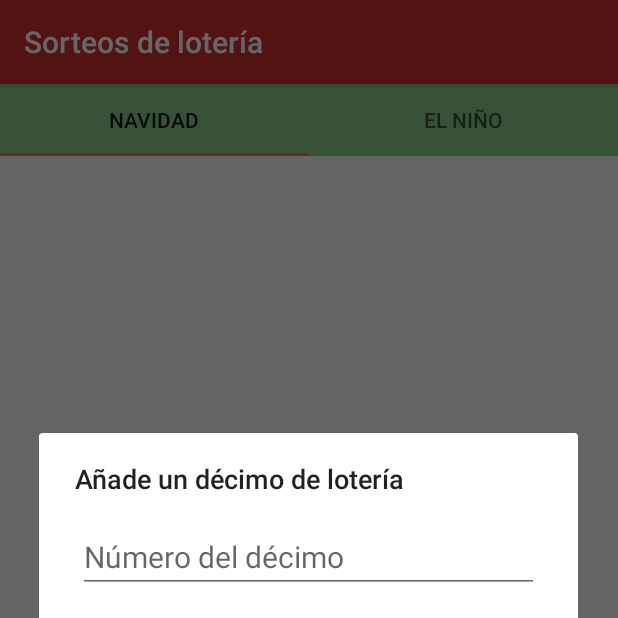
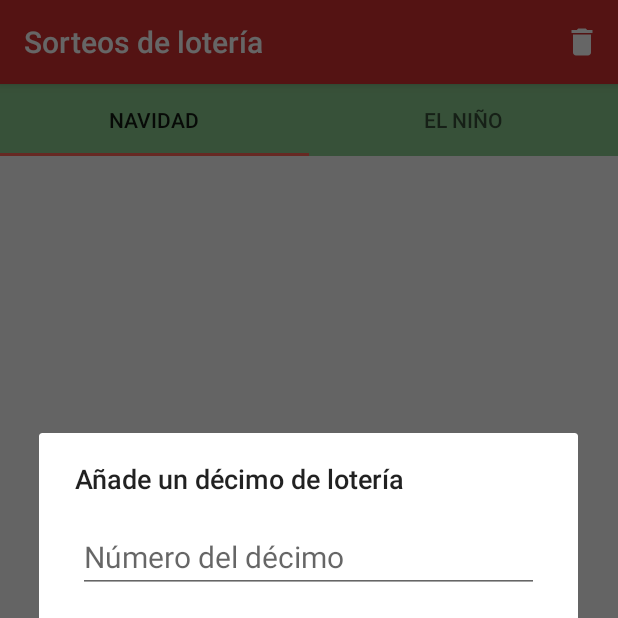
Before and after one commit to JoseAngelManeiro/Lottery, an Android app: the screen it shows after launch (MainActivity), after a tap on "Añadir número de lotería", on a phone screen of 412 x 824 dp, the top half of it. Run offline under Robolectric (Android 15) with nearby library versions, the phone set to English and light mode, and no system bars; libraries missing offline, so code that uses them is left out: com.squareup.okhttp.

Commit message:
Created DeleteAllTicketsTask

```diff
--- a/app/src/main/java/com/joseangelmaneiro/lottery/Injector.kt
+++ b/app/src/main/java/com/joseangelmaneiro/lottery/Injector.kt
@@ -6,6 +6,7 @@ import com.joseangelmaneiro.lottery.data.LocalDataSource
 import com.joseangelmaneiro.lottery.executor.BackgroundRunner
 import com.joseangelmaneiro.lottery.executor.MainRunner
 import com.joseangelmaneiro.lottery.executor.TaskExecutor
+import com.joseangelmaneiro.lottery.task.DeleteAllTicketsTask
 import com.joseangelmaneiro.lottery.task.DeleteTicketTask
 import com.joseangelmaneiro.lottery.task.GetNumbersTask
 import com.joseangelmaneiro.lottery.task.SaveTicketTask
@@ -34,4 +35,8 @@ class Injector(context: Context, lotteryType: LotteryType) {
     fun getGetNumbersTask(numbersView: NumbersView): GetNumbersTask {
         return GetNumbersTask(apiClient, localDataSource, numbersView, taskExecutor)
     }
+
+    fun getDeleteAllTicketsTask(numbersView: NumbersView): DeleteAllTicketsTask {
+        return DeleteAllTicketsTask(localDataSource, numbersView, taskExecutor)
+    }
 }
--- a/app/src/main/java/com/joseangelmaneiro/lottery/data/LocalDataSource.kt
+++ b/app/src/main/java/com/joseangelmaneiro/lottery/data/LocalDataSource.kt
@@ -50,4 +50,8 @@ class LocalDataSource(
         tickets.remove(ticket)
         return saveTickets(tickets)
     }
+
+    fun deleteAll(): Boolean {
+        return saveTickets(emptyList())
+    }
 }
--- /dev/null
+++ b/app/src/main/java/com/joseangelmaneiro/lottery/task/DeleteAllTicketsTask.kt
@@ -0,0 +1,34 @@
+package com.joseangelmaneiro.lottery.task
+
+import com.joseangelmaneiro.lottery.Either
+import com.joseangelmaneiro.lottery.view.NumbersView
+import com.joseangelmaneiro.lottery.data.LocalDataSource
+import com.joseangelmaneiro.lottery.executor.Task
+import com.joseangelmaneiro.lottery.executor.TaskExecutor
+import java.lang.ref.WeakReference
+
+class DeleteAllTicketsTask(
+    private val localDataSource: LocalDataSource,
+    view: NumbersView,
+    taskExecutor: TaskExecutor
+): Task<Unit, Boolean>(taskExecutor) {
+
+    private val view = WeakReference(view)
+
+    override fun onPreExecute() {
+        view.get()?.loading()
+    }
+
+    override fun doInBackground(request: Unit): Either<Exception, Boolean> {
+        val response = localDataSource.deleteAll()
+        return if (response) {
+            Either.right(response)
+        } else {
+            Either.left(Exception("No se han eliminado correctamente lost tickets"))
+        }
+    }
+
+    override fun onPostExecute(response: Either<Exception, Boolean>) {
+        view.get()?.refreshNumbers()
+    }
+}
--- a/app/src/main/java/com/joseangelmaneiro/lottery/view/MainActivity.kt
+++ b/app/src/main/java/com/joseangelmaneiro/lottery/view/MainActivity.kt
@@ -1,6 +1,9 @@
 package com.joseangelmaneiro.lottery.view
 
 import android.os.Bundle
+import android.view.Menu
+import android.view.MenuInflater
+import android.view.MenuItem
 import androidx.appcompat.app.AppCompatActivity
 import com.joseangelmaneiro.lottery.R
 import kotlinx.android.synthetic.main.activity_main.*
@@ -14,4 +17,28 @@ class MainActivity : AppCompatActivity() {
     viewPager.adapter = PageAdapter(supportFragmentManager)
     tabLayout.setupWithViewPager(viewPager)
   }
+
+  override fun onCreateOptionsMenu(menu: Menu): Boolean {
+    val inflater: MenuInflater = menuInflater
+    inflater.inflate(R.menu.menu_main, menu)
+    return true
+  }
+
+  override fun onOptionsItemSelected(item: MenuItem): Boolean {
+    return when (item.itemId) {
+      R.id.action_delete -> {
+        val numbersListener = getNumbersListener()
+        showDeleteAllTicketsDialog(numbersListener.getLotteryType()) {
+          numbersListener.deleteAll()
+        }
+        true
+      }
+      else -> super.onOptionsItemSelected(item)
+    }
+  }
+
+  private fun getNumbersListener(): NumbersListener {
+    return viewPager.adapter?.instantiateItem(viewPager, viewPager.currentItem) as NumbersListener
+  }
+
 }
--- a/app/src/main/java/com/joseangelmaneiro/lottery/view/NumbersFragment.kt
+++ b/app/src/main/java/com/joseangelmaneiro/lottery/view/NumbersFragment.kt
@@ -10,12 +10,13 @@ import com.joseangelmaneiro.lottery.LotteryType
 import com.joseangelmaneiro.lottery.R
 import com.joseangelmaneiro.lottery.model.NumberItem
 import com.joseangelmaneiro.lottery.model.Ticket
+import com.joseangelmaneiro.lottery.task.DeleteAllTicketsTask
 import com.joseangelmaneiro.lottery.task.DeleteTicketTask
 import com.joseangelmaneiro.lottery.task.GetNumbersTask
 import com.joseangelmaneiro.lottery.task.SaveTicketTask
 import kotlinx.android.synthetic.main.fragment_numbers.*
 
-class NumbersFragment : Fragment(), NumbersView {
+class NumbersFragment : Fragment(), NumbersView, NumbersListener {
 
     companion object {
         private const val LOTTERY_TYPE = "lottery_type"
@@ -30,6 +31,7 @@ class NumbersFragment : Fragment(), NumbersView {
     private lateinit var saveTicketTask: SaveTicketTask
     private lateinit var deleteTicketTask: DeleteTicketTask
     private lateinit var getNumbersTask: GetNumbersTask
+    private lateinit var deleteAllTicketsTask: DeleteAllTicketsTask
 
     private lateinit var lotteryType: LotteryType
 
@@ -51,6 +53,7 @@ class NumbersFragment : Fragment(), NumbersView {
             saveTicketTask = injector.getSaveTicketTask(this)
             deleteTicketTask = injector.getDeleteTicketTask(this)
             getNumbersTask = injector.getGetNumbersTask(this)
+            deleteAllTicketsTask = injector.getDeleteAllTicketsTask(this)
 
             setUpFabButton()
 
@@ -95,4 +98,12 @@ class NumbersFragment : Fragment(), NumbersView {
     override fun refreshNumbers() {
         loadNumbers()
     }
+
+    override fun getLotteryType(): LotteryType {
+        return lotteryType
+    }
+
+    override fun deleteAll() {
+        deleteAllTicketsTask.invoke(Unit)
+    }
 }
--- /dev/null
+++ b/app/src/main/java/com/joseangelmaneiro/lottery/view/NumbersListener.kt
@@ -0,0 +1,8 @@
+package com.joseangelmaneiro.lottery.view
+
+import com.joseangelmaneiro.lottery.LotteryType
+
+interface NumbersListener {
+    fun getLotteryType(): LotteryType
+    fun deleteAll()
+}
--- /dev/null
+++ b/app/src/main/res/drawable/ic_delete_white.xml
@@ -0,0 +1,5 @@
+<vector android:height="24dp" android:tint="#FFFFFF"
+    android:viewportHeight="24" android:viewportWidth="24"
+    android:width="24dp" xmlns:android="http://schemas.android.com/apk/res/android">
+    <path android:fillColor="@android:color/white" android:pathData="M6,19c0,1.1 0.9,2 2,2h8c1.1,0 2,-0.9 2,-2V7H6v12zM19,4h-3.5l-1,-1h-5l-1,1H5v2h14V4z"/>
+</vector>
--- /dev/null
+++ b/app/src/main/res/menu/menu_main.xml
@@ -0,0 +1,11 @@
+<?xml version="1.0" encoding="utf-8"?>
+<menu xmlns:android="http://schemas.android.com/apk/res/android"
+    xmlns:app="http://schemas.android.com/apk/res-auto"
+    xmlns:tools="http://schemas.android.com/tools"
+    tools:context="com.joseangelmaneiro.lottery.view.MainActivity">
+    <item
+        android:id="@+id/action_delete"
+        android:title="Eliminar"
+        android:icon="@drawable/ic_delete_white"
+        app:showAsAction="always" />
+</menu>
```
Also changed, not shown: app/src/main/java/com/joseangelmaneiro/lottery/view/ViewExtensions.kt (+17 -1 lines).
